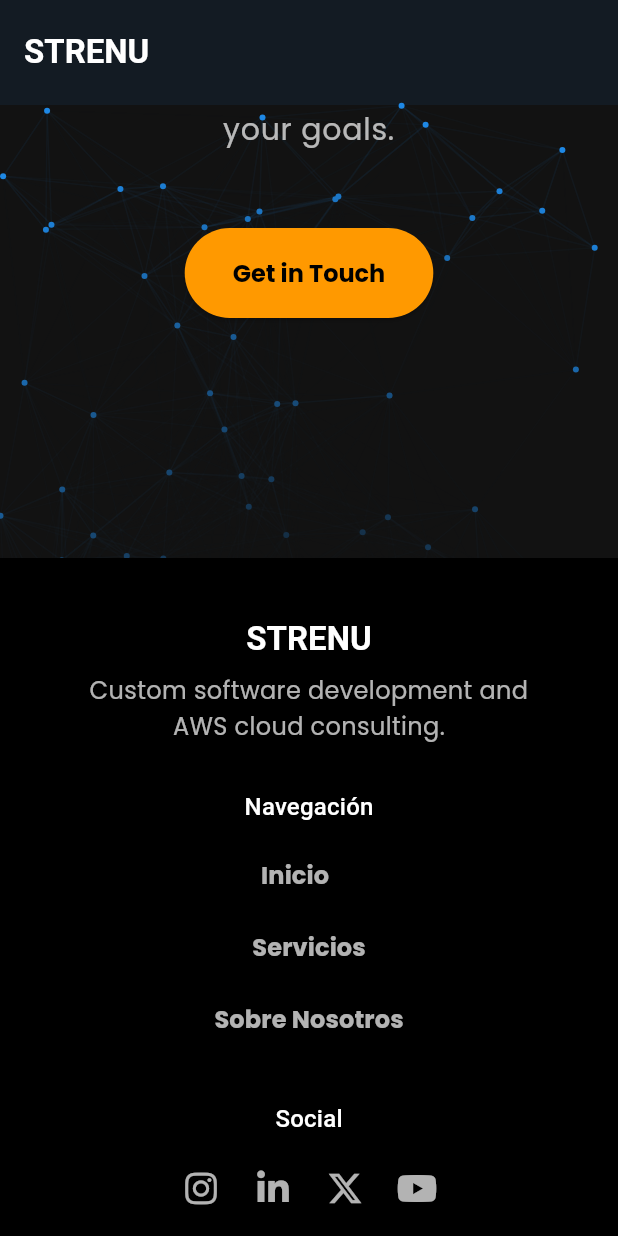
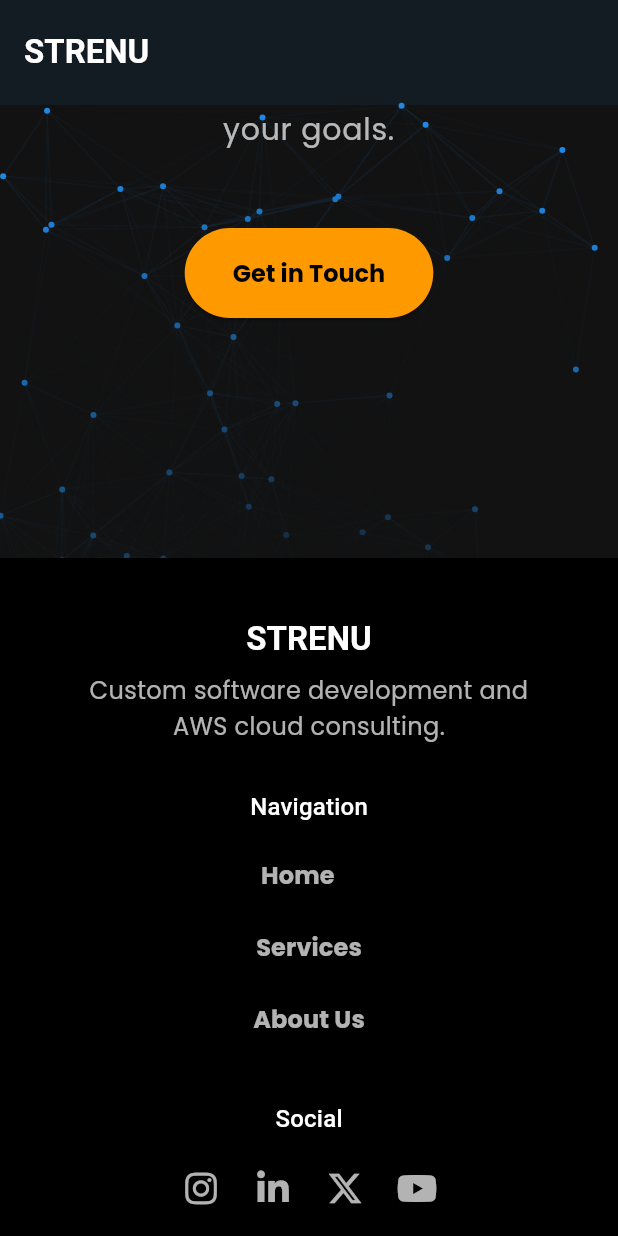
Before and after one commit to Strenu/web, a Flutter app: the ServicesScreen screen opened by its route, scrolled down 1728 dp, on a phone screen of 412 x 824 dp. Run offline on Flutter 3.47's test engine with Material 3 defaults, Android fonts, the phone set to English and light mode, and no system bars; our stand-ins replace flutter_animate, font_awesome_flutter, go_router, google_fonts, simple_animations; network calls fail.

Commit message:
[FIX] Unify all strings to english

```diff
--- a/lib/pages/services_screen.dart
+++ b/lib/pages/services_screen.dart
@@ -13,12 +13,6 @@ class ServicesScreen extends StatelessWidget {
   @override
   Widget build(BuildContext context) {
     final textTheme = Theme.of(context).textTheme;
-
-    final List<Widget> sections = [
-      _buildServicesContent(context),
-      const StrenuDivider(),
-      const CtaSection(),
-    ];
 
     return ListView(
       key: const ValueKey('services'),
@@ -41,7 +35,11 @@ class ServicesScreen extends StatelessWidget {
                 FadeEffect(duration: 500.ms, curve: Curves.easeOut),
                 SlideEffect(begin: const Offset(0, 0.05), curve: Curves.easeOut),
               ],
-              children: sections,
+              children: [
+                _buildServicesContent(context),
+                const StrenuDivider(),
+                const CtaSection(),
+              ],
             ),
           ),
         ),
--- a/lib/widgets/footer.dart
+++ b/lib/widgets/footer.dart
@@ -2,12 +2,11 @@ import 'package:flutter/material.dart';
 import 'package:go_router/go_router.dart';
 import 'package:strenu_web/widgets/max_width_container.dart';
 import 'package:url_launcher/url_launcher.dart';
-import 'package:font_awesome_flutter/font_awesome_flutter.dart'; // 1. Importamos el nuevo paquete
+import 'package:font_awesome_flutter/font_awesome_flutter.dart';
 
 class Footer extends StatelessWidget {
   const Footer({super.key});
 
-  // --- URLs de tus redes sociales ---
   static final Uri _instagramUrl = Uri.parse('https://instagram.com/#');
   static final Uri _linkedinUrl = Uri.parse('https://www.linkedin.com/#');
   static final Uri _xUrl = Uri.parse('https://x.com/#');
@@ -60,7 +59,7 @@ class Footer extends StatelessWidget {
               const Divider(thickness: 0.5),
               const SizedBox(height: 20),
               Text(
-                '© $currentYear STRENU. Todos los derechos reservados.',
+                '© $currentYear STRENU. All rights reserved.',
                 style: textTheme.bodySmall?.copyWith(color: Colors.white54),
               ),
             ],
@@ -70,7 +69,6 @@ class Footer extends StatelessWidget {
     );
   }
 
-  // --- MÉTODO DE REDES SOCIALES ACTUALIZADO ---
   Widget _buildSocialsColumn(BuildContext context, TextTheme textTheme, CrossAxisAlignment crossAxisAlignment) {
     return Column(
       crossAxisAlignment: crossAxisAlignment,
@@ -80,7 +78,6 @@ class Footer extends StatelessWidget {
         Row(
           mainAxisSize: MainAxisSize.min,
           children: [
-            // 2. Reemplazamos Icon por FaIcon con los logos oficiales
             IconButton(
               icon: const FaIcon(FontAwesomeIcons.instagram),
               onPressed: () => _launchUrl(_instagramUrl),
@@ -133,11 +130,11 @@ class Footer extends StatelessWidget {
     return Column(
       crossAxisAlignment: crossAxisAlignment,
       children: [
-        Text('Navegación', style: textTheme.titleMedium),
+        Text('Navigation', style: textTheme.titleMedium),
         const SizedBox(height: 10),
-        _FooterLink(text: 'Inicio', onTap: () => context.go('/')),
-        _FooterLink(text: 'Servicios', onTap: () => context.go('/services')),
-        _FooterLink(text: 'Sobre Nosotros', onTap: () => context.go('/about')),
+        _FooterLink(text: 'Home', onTap: () => context.go('/')),
+        _FooterLink(text: 'Services', onTap: () => context.go('/services')),
+        _FooterLink(text: 'About Us', onTap: () => context.go('/about')),
       ],
     );
   }
--- a/lib/widgets/main_layout.dart
+++ b/lib/widgets/main_layout.dart
@@ -25,20 +25,18 @@ class MainLayout extends StatelessWidget {
                 'STRENU',
                 style: textTheme.titleLarge?.copyWith(fontWeight: FontWeight.bold),
               ),
-              const Spacer(), // Empuja el contenido a los lados
-              // Ocultamos los botones de texto en pantallas más pequeñas
+              const Spacer(),
               if (MediaQuery.of(context).size.width > 720)
                 Row(
                   mainAxisSize: MainAxisSize.min,
                   children: [
-                    NavButton(text: 'Inicio', onPressed: () => context.go('/'), isActive: currentLocation == '/'),
-                    NavButton(text: 'Servicios', onPressed: () => context.go('/services'), isActive: currentLocation == '/services'),
-                    NavButton(text: 'Sobre Nosotros', onPressed: () => context.go('/about'), isActive: currentLocation == '/about'),
+                    NavButton(text: 'Home', onPressed: () => context.go('/'), isActive: currentLocation == '/'),
+                    NavButton(text: 'Services', onPressed: () => context.go('/services'), isActive: currentLocation == '/services'),
+                    NavButton(text: 'About Us', onPressed: () => context.go('/about'), isActive: currentLocation == '/about'),
                     const SizedBox(width: 20),
-                    // El botón de Contactar, siempre visible si hay espacio
                     ElevatedButton(
                       onPressed: () => context.go('/contact'),
-                      child: const Text('Contactar'),
+                      child: const Text('Contact'),
                     )
                   ],
                 ),
@@ -46,8 +44,6 @@ class MainLayout extends StatelessWidget {
           ),
         ),
       ),
-      // Aquí podrías configurar un Drawer para la navegación en móvil
-      // drawer: MediaQuery.of(context).size.width <= 720 ? const AppDrawer() : null,
       body: Stack(
         children: [
           ShaderMask(
@@ -62,7 +58,7 @@ class MainLayout extends StatelessWidget {
             blendMode: BlendMode.dstIn,
             child: const AnimatedBackground(),
           ),
-          child, // Aquí se renderiza la página actual (HomeScreen, etc.)
+          child,
         ],
       ),
     );
```
